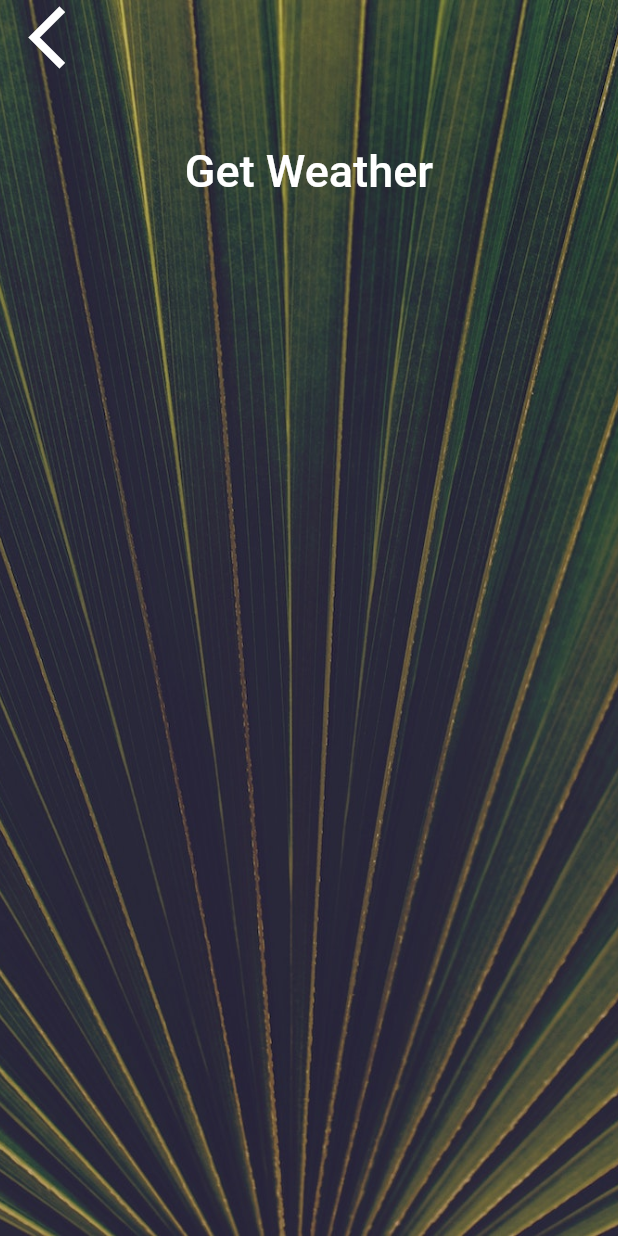
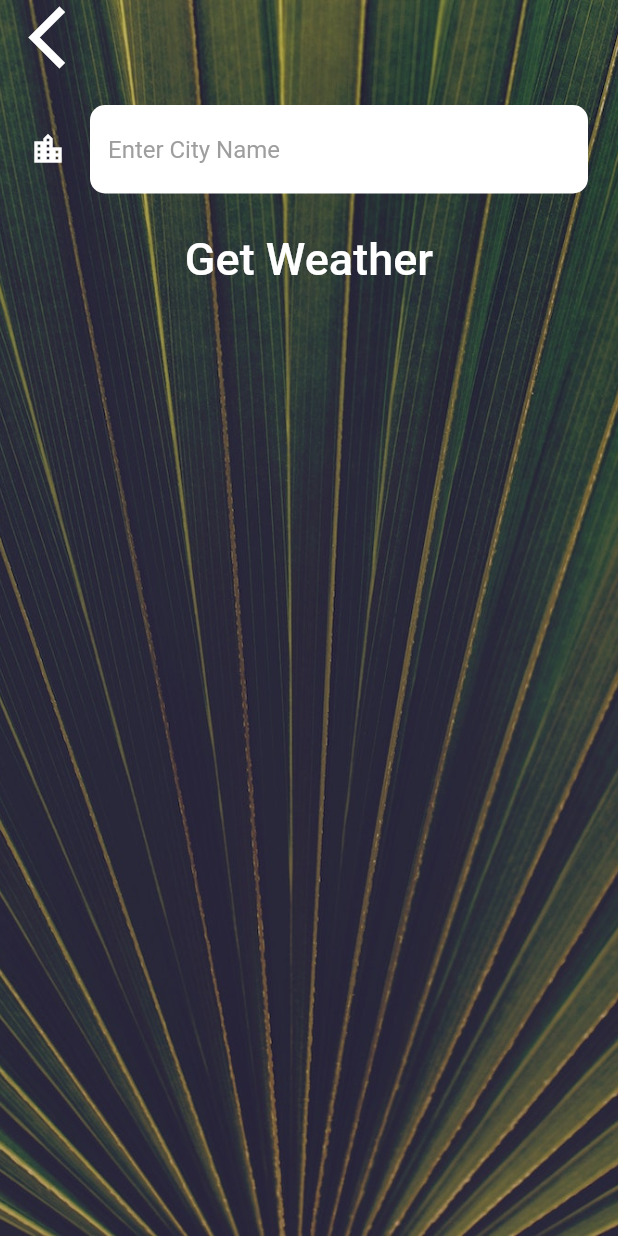
Before and after one commit to Arunachalam0007/SHA-FLUTTER, a Flutter app: the CityScreen screen opened directly, on a phone screen of 412 x 824 dp. Run offline on Flutter 3.47's test engine with Material 2 defaults, Android fonts, the phone set to English and light mode, and no system bars; our stand-ins replace audioplayers, flutter_spinkit, font_awesome_flutter, geolocator, rflutter_alert; network calls fail; Roboto replaces fonts that are missing (Spartan MB).

Commit message:
Clima Updated Project

```diff
--- a/Basics/clima_flutter_app/lib/screens/city_screen.dart
+++ b/Basics/clima_flutter_app/lib/screens/city_screen.dart
@@ -7,6 +7,8 @@ class CityScreen extends StatefulWidget {
 }
 
 class _CityScreenState extends State<CityScreen> {
+  String cityName;
+
   @override
   Widget build(BuildContext context) {
     return Scaffold(
@@ -24,7 +26,9 @@ class _CityScreenState extends State<CityScreen> {
               Align(
                 alignment: Alignment.topLeft,
                 child: FlatButton(
-                  onPressed: () {},
+                  onPressed: () {
+                    Navigator.pop(context);
+                  },
                   child: Icon(
                     Icons.arrow_back_ios,
                     size: 50.0,
@@ -33,10 +37,20 @@ class _CityScreenState extends State<CityScreen> {
               ),
               Container(
                 padding: EdgeInsets.all(20.0),
-                child: null,
+                child: TextField(
+                  style: TextStyle(
+                    color: Colors.black,
+                  ),
+                  decoration: kTextFieldInputDecoration,
+                  onChanged: (value) {
+                    cityName = value;
+                  },
+                ),
               ),
               FlatButton(
-                onPressed: () {},
+                onPressed: () {
+                  Navigator.pop(context, cityName);
+                },
                 child: Text(
                   'Get Weather',
                   style: kButtonTextStyle,
--- a/Basics/clima_flutter_app/lib/services/location.dart
+++ b/Basics/clima_flutter_app/lib/services/location.dart
@@ -6,8 +6,8 @@ class Location {
 
   Future<void> getCurrentLocation() async {
     try {
-      Position position = await Geolocator.getCurrentPosition(
-          desiredAccuracy: LocationAccuracy.low);
+      Position position = await Geolocator.getCurrentPosition(desiredAccuracy: LocationAccuracy.low);
+
       latitude = position.latitude;
       longitude = position.longitude;
     } catch (e) {
--- a/Basics/clima_flutter_app/lib/utilities/constants.dart
+++ b/Basics/clima_flutter_app/lib/utilities/constants.dart
@@ -19,4 +19,21 @@ const kConditionTextStyle = TextStyle(
   fontSize: 100.0,
 );
 
-const kAPIKey = '3cc913675a5741818d6feaf11955e809';
+const kTextFieldInputDecoration = InputDecoration(
+  filled: true,
+  fillColor: Colors.white,
+  icon: Icon(
+    Icons.location_city,
+    color: Colors.white,
+  ),
+  hintText: 'Enter City Name',
+  hintStyle: TextStyle(
+    color: Colors.grey,
+  ),
+  border: OutlineInputBorder(
+    borderRadius: BorderRadius.all(
+      Radius.circular(10.0),
+    ),
+    borderSide: BorderSide.none,
+  ),
+);
```
Also changed, not shown: Basics/clima_flutter_app/lib/screens/loading_screen.dart (+9 -21 lines), Basics/clima_flutter_app/lib/screens/location_screen.dart (+49 -14 lines), Basics/clima_flutter_app/lib/services/networking.dart (+10 -10 lines), Basics/clima_flutter_app/lib/services/weather.dart (+25 -0 lines), Basics/clima_flutter_app/clima app images/Clima TextField Widget.PNG (added).
